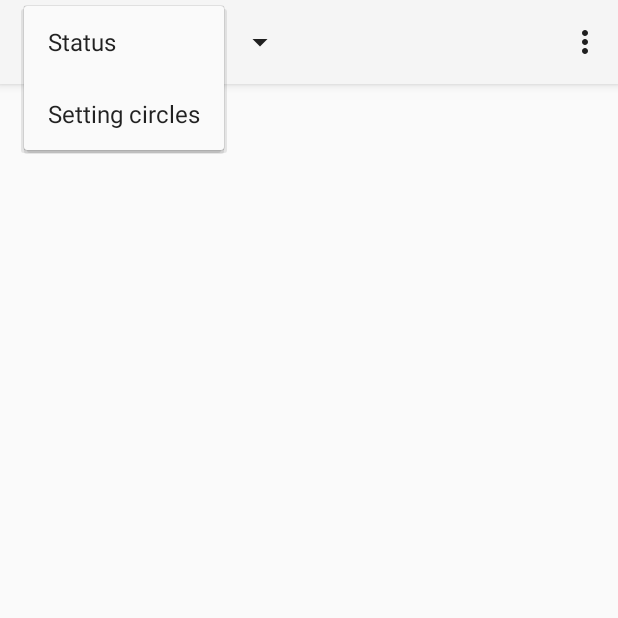
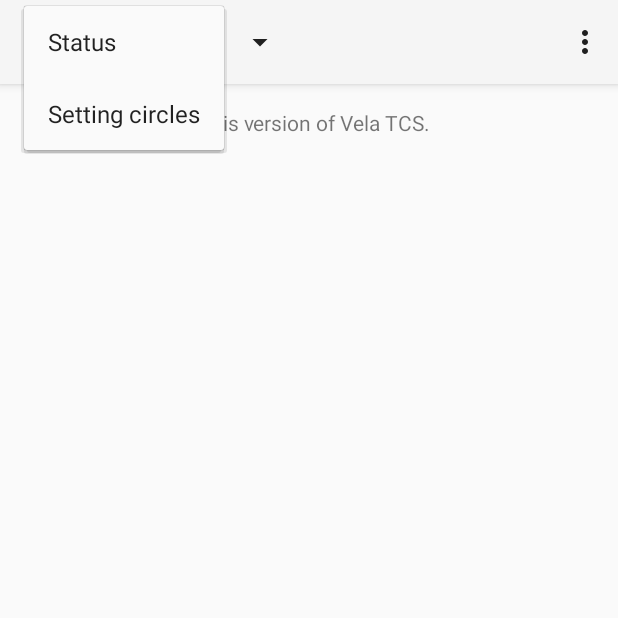
Before and after one commit to WimDeMeester/Vela, an Android app: the screen it shows after launch (MainActivity), after a tap on "Status", on a phone screen of 412 x 824 dp, the top half of it. Run offline under Robolectric (Android 15) with nearby library versions, the phone set to English and light mode, and no system bars.

Commit message:
Show 'Not yet available in this version of Vela TCS' for the tabs which are not yet available.

```diff
--- a/app/src/main/res/values/strings.xml
+++ b/app/src/main/res/values/strings.xml
@@ -4,7 +4,7 @@
     <string name="app_name">Vela TCS</string>
     <string name="title_section1">Status</string>
     <string name="title_section2">Setting circles</string>
-    <string name="hello_world">Hello world!</string>
+    <string name="hello_world">Not yet available in this version of Vela TCS.</string>
     <string name="settings">Select your components</string>
     <string name="fan">Fan</string>
     <string name="action_settings">Settings</string>
```
